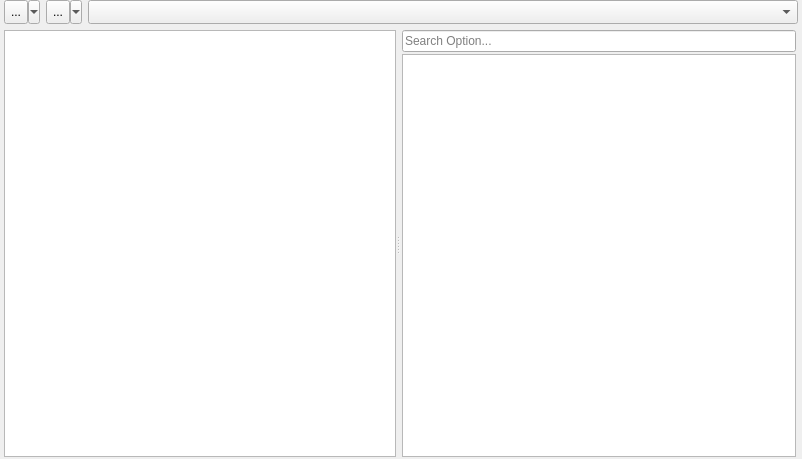
Before: the Qt Designer form src/option/optionwidget.ui in GAMS-dev/studio, drawn with Qt 5.
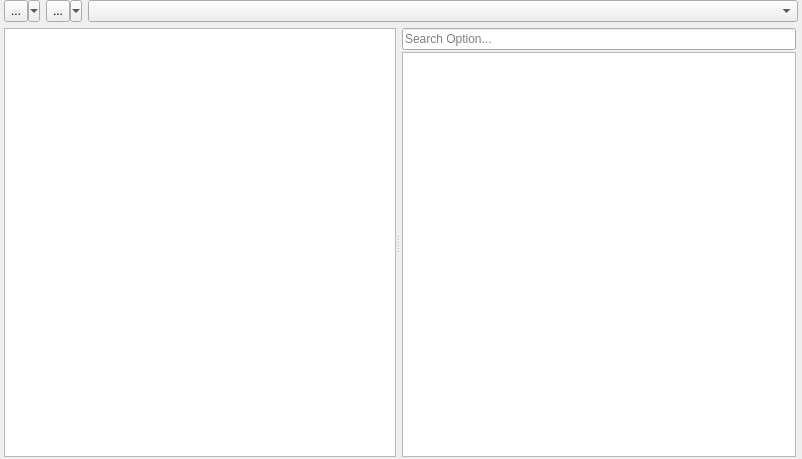
After: the same form once the commit is applied. Custom widgets are drawn as their Qt base class.

Commit message: toolbar adjustments: added separators

What changed in the file:
```diff
--- a/src/option/optionwidget.ui
+++ b/src/option/optionwidget.ui
@@ -37,7 +37,7 @@
      <property name="minimumSize">
       <size>
        <width>0</width>
-       <height>24</height>
+       <height>16</height>
       </size>
      </property>
      <layout class="QHBoxLayout" name="horizontalLayout_5">
@@ -67,7 +67,7 @@
         <property name="minimumSize">
          <size>
           <width>0</width>
-          <height>24</height>
+          <height>16</height>
          </size>
         </property>
         <property name="text">
@@ -89,7 +89,7 @@
         <property name="minimumSize">
          <size>
           <width>0</width>
-          <height>24</height>
+          <height>16</height>
          </size>
         </property>
         <property name="text">
@@ -111,7 +111,7 @@
         <property name="minimumSize">
          <size>
           <width>0</width>
-          <height>24</height>
+          <height>16</height>
          </size>
         </property>
        </widget>
```
The commit also changes 1 other file.
